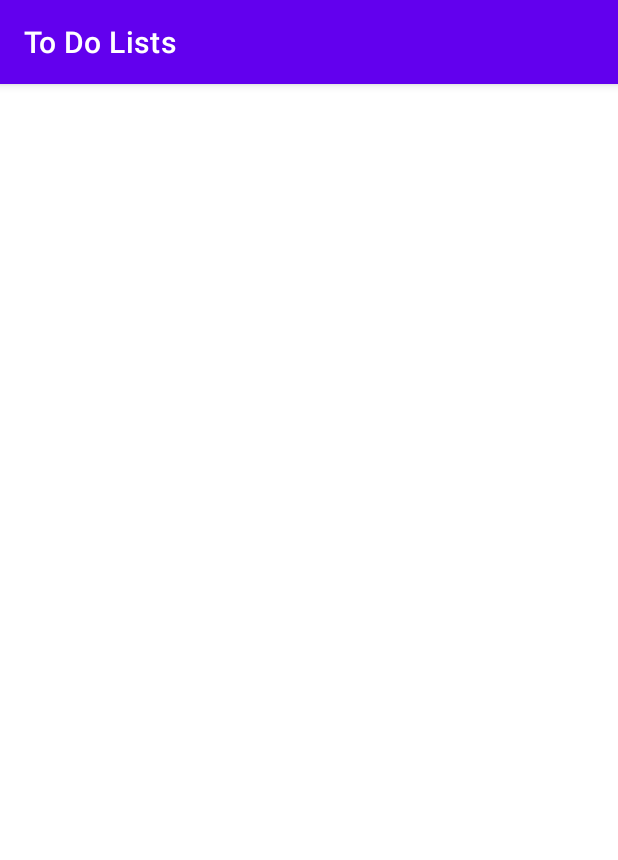
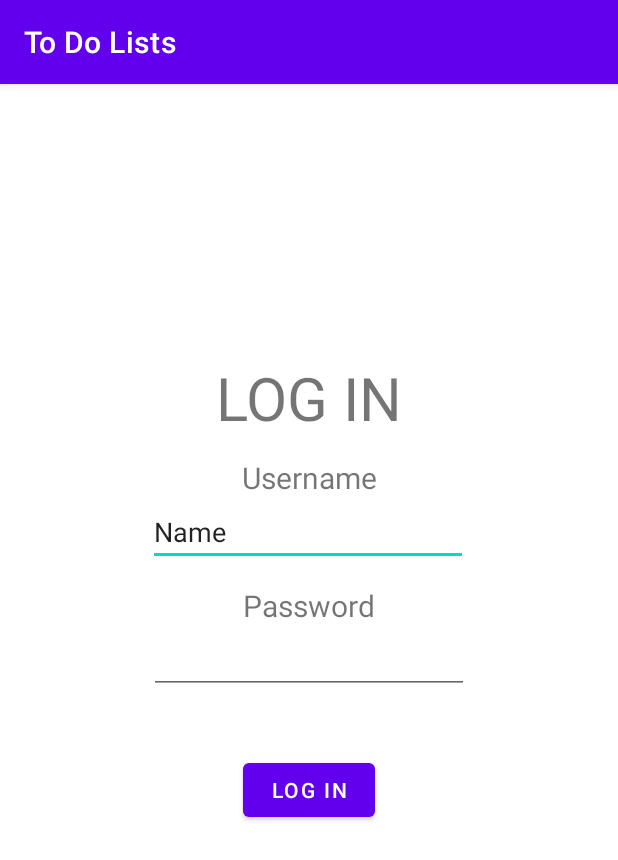
Before and after one commit to BiancaBalasa/Android-Project, an Android app: the screen it shows after launch (MainActivity before the commit, LoginActivity after it), on a phone screen of 412 x 824 dp. Shown: the top 860 px of the screen. Run offline under Robolectric (Android 15) with nearby library versions, the phone set to English and light mode, and no system bars.

Commit message:
added login layout

```diff
--- a/app/src/main/AndroidManifest.xml
+++ b/app/src/main/AndroidManifest.xml
@@ -12,14 +12,18 @@
         android:theme="@style/Theme.ToDoLists"
         tools:targetApi="31">
         <activity
-            android:name=".MainActivity"
-            android:exported="true">
+            android:name=".LoginActivity"
+            android:exported="true" >
             <intent-filter>
                 <action android:name="android.intent.action.MAIN" />
 
                 <category android:name="android.intent.category.LAUNCHER" />
             </intent-filter>
         </activity>
+        <activity
+            android:name=".MainActivity"
+            android:exported="false"
+           />
     </application>
 
 </manifest>
--- /dev/null
+++ b/app/src/main/java/com/example/todolists/LoginActivity.java
@@ -0,0 +1,14 @@
+package com.example.todolists;
+
+import androidx.appcompat.app.AppCompatActivity;
+
+import android.os.Bundle;
+
+public class LoginActivity extends AppCompatActivity {
+
+    @Override
+    protected void onCreate(Bundle savedInstanceState) {
+        super.onCreate(savedInstanceState);
+        setContentView(R.layout.activity_login);
+    }
+}
--- /dev/null
+++ b/app/src/main/res/layout-land/activity_login.xml
@@ -0,0 +1,74 @@
+<?xml version="1.0" encoding="utf-8"?>
+<androidx.constraintlayout.widget.ConstraintLayout xmlns:android="http://schemas.android.com/apk/res/android"
+    xmlns:app="http://schemas.android.com/apk/res-auto"
+    xmlns:tools="http://schemas.android.com/tools"
+    android:layout_width="match_parent"
+    android:layout_height="match_parent"
+    tools:context=".LoginActivity">
+
+    <Button
+        android:id="@+id/button"
+        android:layout_width="wrap_content"
+        android:layout_height="wrap_content"
+        android:layout_marginTop="40dp"
+        android:text="Log In"
+        app:layout_constraintEnd_toEndOf="parent"
+        app:layout_constraintStart_toStartOf="parent"
+        app:layout_constraintTop_toBottomOf="@+id/editTextTextPassword" />
+
+    <EditText
+        android:id="@+id/editTextTextPersonName"
+        android:layout_width="wrap_content"
+        android:layout_height="wrap_content"
+        android:ems="10"
+        android:inputType="textPersonName"
+        android:text="Name"
+        android:layout_marginBottom="40dp"
+        app:layout_constraintBottom_toTopOf="@+id/editTextTextPassword"
+        app:layout_constraintEnd_toEndOf="parent"
+        app:layout_constraintHorizontal_bias="0.497"
+        app:layout_constraintStart_toStartOf="parent" />
+
+    <EditText
+        android:id="@+id/editTextTextPassword"
+        android:layout_width="wrap_content"
+        android:layout_height="wrap_content"
+        android:ems="10"
+        android:inputType="textPassword"
+        app:layout_constraintBottom_toBottomOf="parent"
+        app:layout_constraintEnd_toEndOf="parent"
+        app:layout_constraintStart_toStartOf="parent"
+        app:layout_constraintTop_toTopOf="parent"
+        android:layout_marginTop="80dp"/>
+
+    <TextView
+        android:id="@+id/textView"
+        android:layout_width="wrap_content"
+        android:layout_height="wrap_content"
+        android:text="@string/username"
+        android:textSize="20dp"
+        app:layout_constraintBottom_toTopOf="@+id/editTextTextPersonName"
+        app:layout_constraintEnd_toEndOf="parent"
+        app:layout_constraintStart_toStartOf="parent" />
+
+    <TextView
+        android:id="@+id/textView2"
+        android:layout_width="wrap_content"
+        android:layout_height="wrap_content"
+        android:text="Password"
+        android:textSize="20dp"
+        app:layout_constraintBottom_toTopOf="@+id/editTextTextPassword"
+        app:layout_constraintEnd_toEndOf="parent"
+        app:layout_constraintStart_toStartOf="parent" />
+
+    <TextView
+        android:id="@+id/textView3"
+        android:layout_width="wrap_content"
+        android:layout_height="wrap_content"
+        android:text="LOG IN"
+        android:textSize="40dp"
+        android:layout_marginBottom="40dp"
+        app:layout_constraintBottom_toTopOf="@+id/editTextTextPersonName"
+        app:layout_constraintEnd_toEndOf="parent"
+        app:layout_constraintStart_toStartOf="parent" />
+</androidx.constraintlayout.widget.ConstraintLayout>
--- /dev/null
+++ b/app/src/main/res/layout/activity_login.xml
@@ -0,0 +1,73 @@
+<?xml version="1.0" encoding="utf-8"?>
+<androidx.constraintlayout.widget.ConstraintLayout xmlns:android="http://schemas.android.com/apk/res/android"
+    xmlns:app="http://schemas.android.com/apk/res-auto"
+    xmlns:tools="http://schemas.android.com/tools"
+    android:layout_width="match_parent"
+    android:layout_height="match_parent"
+    tools:context=".LoginActivity">
+
+    <Button
+        android:id="@+id/button"
+        android:layout_width="wrap_content"
+        android:layout_height="wrap_content"
+        android:layout_marginTop="40dp"
+        android:text="Log In"
+        app:layout_constraintEnd_toEndOf="parent"
+        app:layout_constraintStart_toStartOf="parent"
+        app:layout_constraintTop_toBottomOf="@+id/editTextTextPassword" />
+
+    <EditText
+        android:id="@+id/editTextTextPersonName"
+        android:layout_width="wrap_content"
+        android:layout_height="wrap_content"
+        android:ems="10"
+        android:inputType="textPersonName"
+        android:text="Name"
+        android:layout_marginBottom="40dp"
+        app:layout_constraintBottom_toTopOf="@+id/editTextTextPassword"
+        app:layout_constraintEnd_toEndOf="parent"
+        app:layout_constraintHorizontal_bias="0.497"
+        app:layout_constraintStart_toStartOf="parent" />
+
+    <EditText
+        android:id="@+id/editTextTextPassword"
+        android:layout_width="wrap_content"
+        android:layout_height="wrap_content"
+        android:ems="10"
+        android:inputType="textPassword"
+        app:layout_constraintBottom_toBottomOf="parent"
+        app:layout_constraintEnd_toEndOf="parent"
+        app:layout_constraintStart_toStartOf="parent"
+        app:layout_constraintTop_toTopOf="parent" />
+
+    <TextView
+        android:id="@+id/textView"
+        android:layout_width="wrap_content"
+        android:layout_height="wrap_content"
+        android:text="@string/username"
+        android:textSize="20dp"
+        app:layout_constraintBottom_toTopOf="@+id/editTextTextPersonName"
+        app:layout_constraintEnd_toEndOf="parent"
+        app:layout_constraintStart_toStartOf="parent" />
+
+    <TextView
+        android:id="@+id/textView2"
+        android:layout_width="wrap_content"
+        android:layout_height="wrap_content"
+        android:text="Password"
+        android:textSize="20dp"
+        app:layout_constraintBottom_toTopOf="@+id/editTextTextPassword"
+        app:layout_constraintEnd_toEndOf="parent"
+        app:layout_constraintStart_toStartOf="parent" />
+
+    <TextView
+        android:id="@+id/textView3"
+        android:layout_width="wrap_content"
+        android:layout_height="wrap_content"
+        android:text="LOG IN"
+        android:textSize="40dp"
+        android:layout_marginBottom="40dp"
+        app:layout_constraintBottom_toTopOf="@+id/editTextTextPersonName"
+        app:layout_constraintEnd_toEndOf="parent"
+        app:layout_constraintStart_toStartOf="parent" />
+</androidx.constraintlayout.widget.ConstraintLayout>
--- a/app/src/main/res/values/strings.xml
+++ b/app/src/main/res/values/strings.xml
@@ -1,3 +1,4 @@
 <resources>
     <string name="app_name">To Do Lists</string>
+    <string name="username">Username</string>
 </resources>
```
